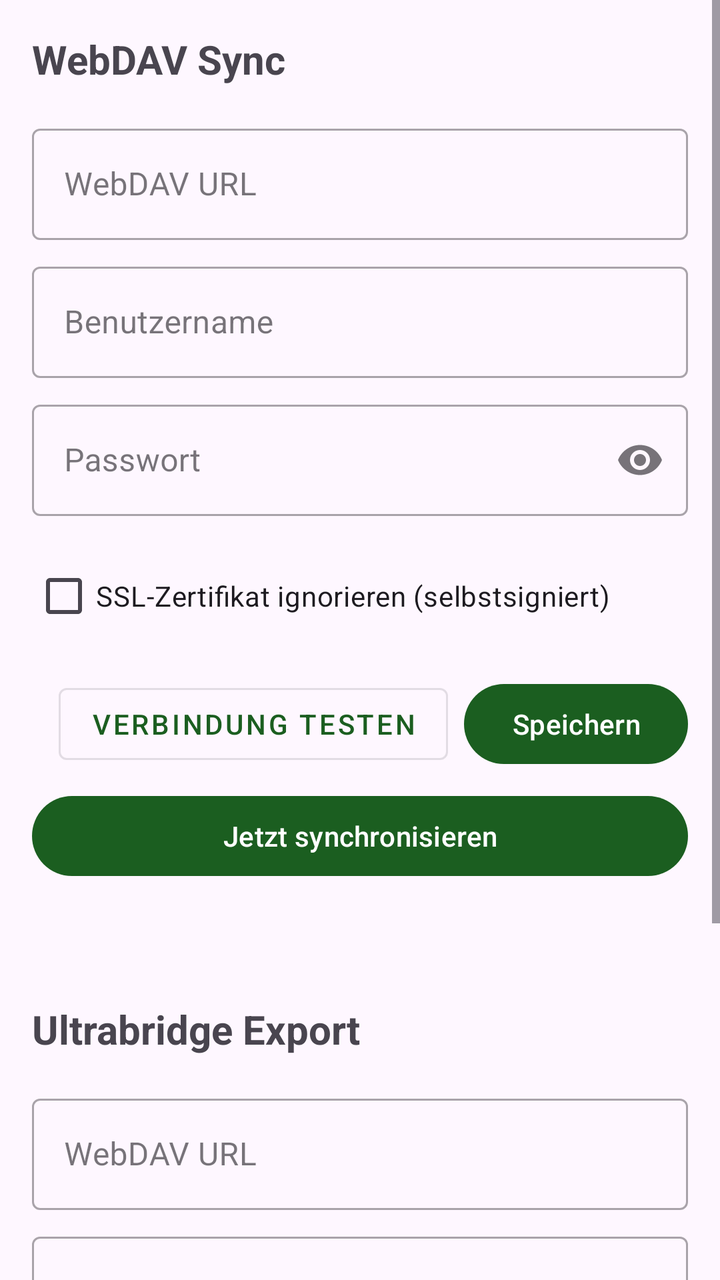
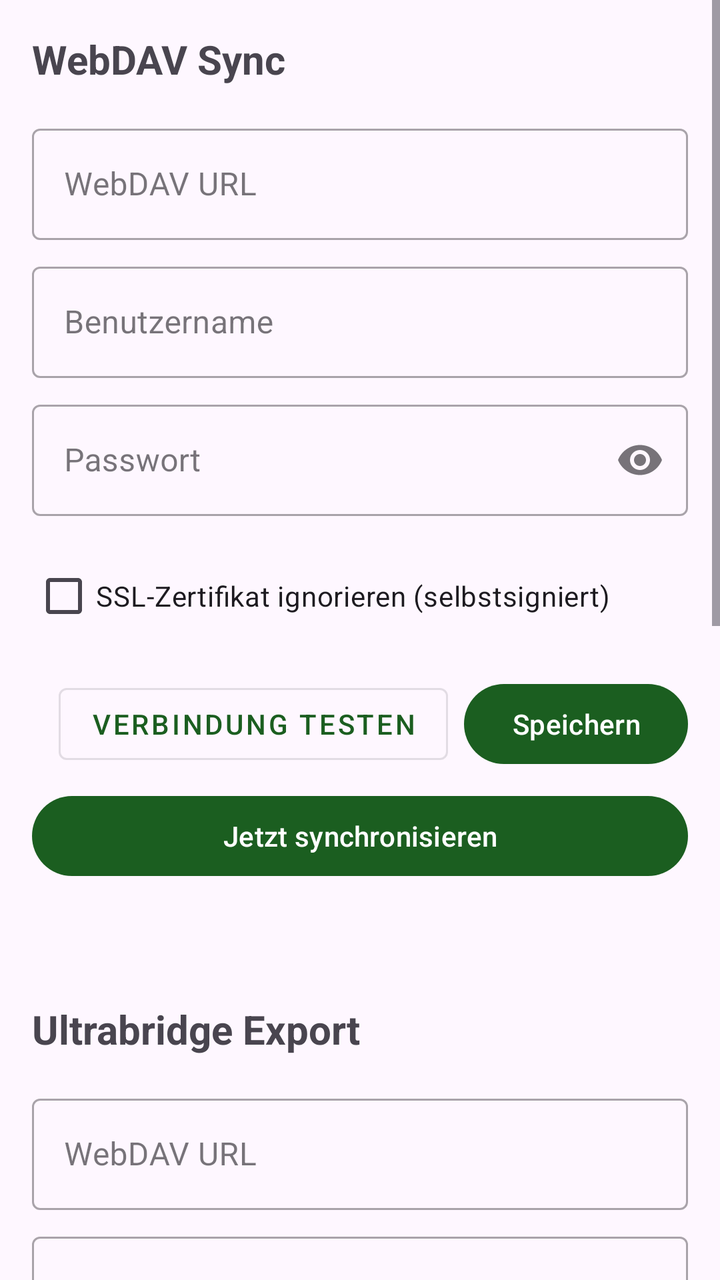

Two renders of the same Android screen: before a commit and after it. Below are the layout's source before the change and the commit's diff.
<!-- AndroidManifest.xml: application theme Theme.Groundwork -->
<!-- res/layout/fragment_settings.xml -->
<?xml version="1.0" encoding="utf-8"?>
<ScrollView xmlns:android="http://schemas.android.com/apk/res/android"
    xmlns:app="http://schemas.android.com/apk/res-auto"
    android:layout_width="match_parent"
    android:layout_height="match_parent"
    android:fillViewport="true">

    <LinearLayout
        android:layout_width="match_parent"
        android:layout_height="wrap_content"
        android:orientation="vertical"
        android:padding="16dp">

        <TextView
            android:layout_width="wrap_content"
            android:layout_height="wrap_content"
            android:text="WebDAV Sync"
            android:textSize="20sp"
            android:textStyle="bold"
            android:layout_marginBottom="16dp" />

        <com.google.android.material.textfield.TextInputLayout
            android:layout_width="match_parent"
            android:layout_height="wrap_content"
            android:hint="@string/settings_webdav_url"
            android:layout_marginBottom="8dp"
            style="@style/Widget.MaterialComponents.TextInputLayout.OutlinedBox">
            <com.google.android.material.textfield.TextInputEditText
                android:id="@+id/et_url"
                android:layout_width="match_parent"
                android:layout_height="wrap_content"
                android:inputType="textUri"
                android:singleLine="true" />
        </com.google.android.material.textfield.TextInputLayout>

        <com.google.android.material.textfield.TextInputLayout
            android:layout_width="match_parent"
            android:layout_height="wrap_content"
            android:hint="@string/settings_username"
            android:layout_marginBottom="8dp"
            style="@style/Widget.MaterialComponents.TextInputLayout.OutlinedBox">
            <com.google.android.material.textfield.TextInputEditText
                android:id="@+id/et_username"
                android:layout_width="match_parent"
                android:layout_height="wrap_content"
                android:inputType="textNoSuggestions"
                android:singleLine="true" />
        </com.google.android.material.textfield.TextInputLayout>

        <com.google.android.material.textfield.TextInputLayout
            android:layout_width="match_parent"
            android:layout_height="wrap_content"
            android:hint="@string/settings_password"
            android:layout_marginBottom="16dp"
            app:endIconMode="password_toggle"
            style="@style/Widget.MaterialComponents.TextInputLayout.OutlinedBox">
            <com.google.android.material.textfield.TextInputEditText
                android:id="@+id/et_password"
                android:layout_width="match_parent"
                android:layout_height="wrap_content"
                android:inputType="textPassword"
                android:singleLine="true" />
        </com.google.android.material.textfield.TextInputLayout>

        <CheckBox
            android:id="@+id/cb_trust_all"
            android:layout_width="wrap_content"
            android:layout_height="wrap_content"
            android:text="@string/settings_trust_all_certs"
            android:layout_marginBottom="16dp" />

        <LinearLayout
            android:layout_width="match_parent"
            android:layout_height="wrap_content"
            android:orientation="horizontal"
            android:gravity="end"
            android:layout_marginBottom="8dp">

            <com.google.android.material.button.MaterialButton
                android:id="@+id/btn_test"
                android:layout_width="wrap_content"
                android:layout_height="wrap_content"
                android:text="@string/settings_test_connection"
                android:layout_marginEnd="8dp"
                style="@style/Widget.MaterialComponents.Button.OutlinedButton" />

            <com.google.android.material.button.MaterialButton
                android:id="@+id/btn_save"
                android:layout_width="wrap_content"
                android:layout_height="wrap_content"
                android:text="@string/action_save" />

        </LinearLayout>

        <com.google.android.material.button.MaterialButton
            android:id="@+id/btn_sync_now"
            android:layout_width="match_parent"
            android:layout_height="wrap_content"
            android:text="@string/settings_sync_now"
            android:layout_marginBottom="16dp" />

        <TextView
            android:id="@+id/tv_status"
            android:layout_width="match_parent"
            android:layout_height="wrap_content"
            android:text=""
            android:textSize="14sp"
            android:layout_marginBottom="24dp" />

        <TextView
            android:layout_width="wrap_content"
            android:layout_height="wrap_content"
            android:text="@string/settings_ultrabridge_title"
            android:textSize="20sp"
            android:textStyle="bold"
            android:layout_marginBottom="16dp" />

        <com.google.android.material.textfield.TextInputLayout
            android:layout_width="match_parent"
            android:layout_height="wrap_content"
            android:hint="@string/settings_webdav_url"
            android:layout_marginBottom="8dp"
            style="@style/Widget.MaterialComponents.TextInputLayout.OutlinedBox">
            <com.google.android.material.textfield.TextInputEditText
                android:id="@+id/et_ub_url"
                android:layout_width="match_parent"
                android:layout_height="wrap_content"
                android:inputType="textUri"
                android:singleLine="true" />
        </com.google.android.material.textfield.TextInputLayout>

        <com.google.android.material.textfield.TextInputLayout
            android:layout_width="match_parent"
            android:layout_height="wrap_content"
            android:hint="@string/settings_username"
            android:layout_marginBottom="8dp"
            style="@style/Widget.MaterialComponents.TextInputLayout.OutlinedBox">
            <com.google.android.material.textfield.TextInputEditText
                android:id="@+id/et_ub_username"
                android:layout_width="match_parent"
                android:layout_height="wrap_content"
                android:inputType="textNoSuggestions"
                android:singleLine="true" />
        </com.google.android.material.textfield.TextInputLayout>

        <com.google.android.material.textfield.TextInputLayout
            android:layout_width="match_parent"
            android:layout_height="wrap_content"
            android:hint="@string/settings_password"
            android:layout_marginBottom="16dp"
            app:endIconMode="password_toggle"
            style="@style/Widget.MaterialComponents.TextInputLayout.OutlinedBox">
            <com.google.android.material.textfield.TextInputEditText
                android:id="@+id/et_ub_password"
                android:layout_width="match_parent"
                android:layout_height="wrap_content"
                android:inputType="textPassword"
                android:singleLine="true" />
        </com.google.android.material.textfield.TextInputLayout>

        <CheckBox
            android:id="@+id/cb_ub_trust_all"
            android:layout_width="wrap_content"
            android:layout_height="wrap_content"
            android:text="@string/settings_trust_all_certs"
            android:layout_marginBottom="16dp" />

        <com.google.android.material.button.MaterialButton
            android:id="@+id/btn_ub_save"
            android:layout_width="wrap_content"
            android:layout_height="wrap_content"
            android:layout_gravity="end"
            android:text="@string/action_save" />

    </LinearLayout>
</ScrollView>
<!-- resources referenced by this layout -->
<resources>
  <string name="action_save">Speichern</string>
  <string name="settings_password">Passwort</string>
  <string name="settings_sync_now">Jetzt synchronisieren</string>
  <string name="settings_test_connection">Verbindung testen</string>
  <string name="settings_trust_all_certs">SSL-Zertifikat ignorieren (selbstsigniert)</string>
  <string name="settings_ultrabridge_title">Ultrabridge Export</string>
  <string name="settings_username">Benutzername</string>
  <string name="settings_webdav_url">WebDAV URL</string>
  <style name="Theme.Groundwork" parent="Theme.Material3.Light.NoActionBar">
          <item name="colorPrimary">@color/colorPrimary</item>
          <item name="colorPrimaryDark">@color/colorPrimaryDark</item>
          <item name="colorAccent">@color/colorAccent</item>
      </style>
  <color name="colorPrimary">#1B5E20</color>
  <color name="colorPrimaryDark">#003300</color>
  <color name="colorAccent">#A5D6A7</color>
</resources>

<!-- the commit's change to res/layout/fragment_settings.xml (unified diff, before → after) -->
@@ -172,5 +172,94 @@
             android:layout_gravity="end"
             android:text="@string/action_save" />
 
+        <TextView
+            android:layout_width="wrap_content"
+            android:layout_height="wrap_content"
+            android:text="@string/settings_journal_title"
+            android:textSize="20sp"
+            android:textStyle="bold"
+            android:layout_marginTop="24dp"
+            android:layout_marginBottom="16dp" />
+
+        <com.google.android.material.textfield.TextInputLayout
+            android:layout_width="match_parent"
+            android:layout_height="wrap_content"
+            android:hint="@string/settings_journal_url"
+            android:layout_marginBottom="8dp"
+            style="@style/Widget.MaterialComponents.TextInputLayout.OutlinedBox">
+            <com.google.android.material.textfield.TextInputEditText
+                android:id="@+id/et_journal_url"
+                android:layout_width="match_parent"
+                android:layout_height="wrap_content"
+                android:inputType="textUri"
+                android:singleLine="true" />
+        </com.google.android.material.textfield.TextInputLayout>
+
+        <com.google.android.material.textfield.TextInputLayout
+            android:layout_width="match_parent"
+            android:layout_height="wrap_content"
+            android:hint="@string/settings_username"
+            android:layout_marginBottom="8dp"
+            style="@style/Widget.MaterialComponents.TextInputLayout.OutlinedBox">
+            <com.google.android.material.textfield.TextInputEditText
+                android:id="@+id/et_journal_username"
+                android:layout_width="match_parent"
+                android:layout_height="wrap_content"
+                android:inputType="textNoSuggestions"
+                android:singleLine="true" />
+        </com.google.android.material.textfield.TextInputLayout>
+
+        <com.google.android.material.textfield.TextInputLayout
+            android:layout_width="match_parent"
+            android:layout_height="wrap_content"
+            android:hint="@string/settings_password"
+            android:layout_marginBottom="16dp"
+            app:endIconMode="password_toggle"
+            style="@style/Widget.MaterialComponents.TextInputLayout.OutlinedBox">
+            <com.google.android.material.textfield.TextInputEditText
+                android:id="@+id/et_journal_password"
+                android:layout_width="match_parent"
+                android:layout_height="wrap_content"
+                android:inputType="textPassword"
+                android:singleLine="true" />
+        </com.google.android.material.textfield.TextInputLayout>
+
+        <CheckBox
+            android:id="@+id/cb_journal_trust_all"
+            android:layout_width="wrap_content"
+            android:layout_height="wrap_content"
+            android:text="@string/settings_trust_all_certs"
+            android:layout_marginBottom="16dp" />
+
+        <LinearLayout
+            android:layout_width="match_parent"
+            android:layout_height="wrap_content"
+            android:orientation="horizontal"
+            android:gravity="end"
+            android:layout_marginBottom="8dp">
+
+            <com.google.android.material.button.MaterialButton
+                android:id="@+id/btn_journal_test"
+                android:layout_width="wrap_content"
+                android:layout_height="wrap_content"
+                android:text="@string/settings_test_connection"
+                android:layout_marginEnd="8dp"
+                style="@style/Widget.MaterialComponents.Button.OutlinedButton" />
+
+            <com.google.android.material.button.MaterialButton
+                android:id="@+id/btn_journal_save"
+                android:layout_width="wrap_content"
+                android:layout_height="wrap_content"
+                android:text="@string/action_save" />
+
+        </LinearLayout>
+
+        <TextView
+            android:id="@+id/tv_journal_status"
+            android:layout_width="match_parent"
+            android:layout_height="wrap_content"
+            android:text=""
+            android:textSize="14sp" />
+
     </LinearLayout>
 </ScrollView>
<!-- resource entries referenced after the edit -->
@@ -1,6 +1,8 @@
 <!-- resources referenced by this layout -->
 <resources>
   <string name="action_save">Speichern</string>
+  <string name="settings_journal_title">Journal Sprachnotiz</string>
+  <string name="settings_journal_url">Journal API URL</string>
   <string name="settings_password">Passwort</string>
   <string name="settings_sync_now">Jetzt synchronisieren</string>
   <string name="settings_test_connection">Verbindung testen</string>
